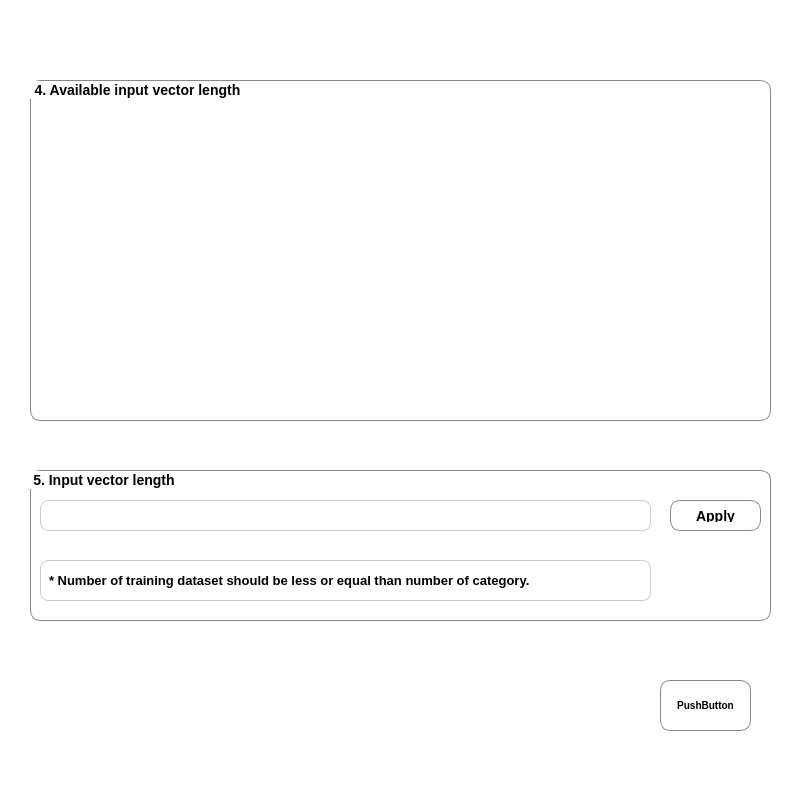
Qt form ui/custom_2.ui (Computer-Architecture-Lab/intellino_simulator_gui) before a commit.
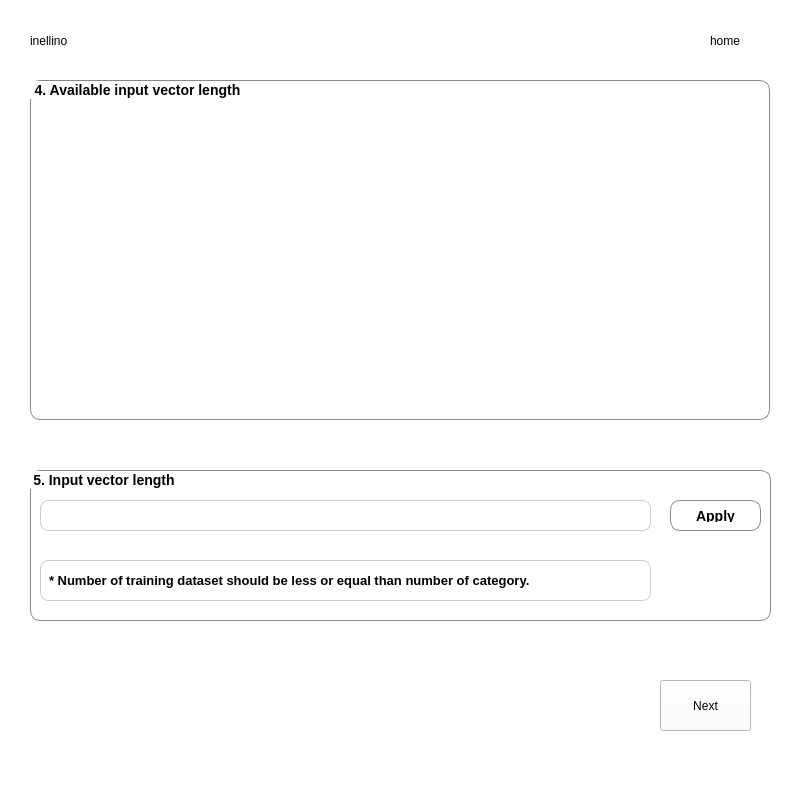
The same form after that commit.

Commit message: gitignore 추가

```diff
--- a/ui/custom_2.ui
+++ b/ui/custom_2.ui
@@ -21,8 +21,8 @@
     <rect>
      <x>30</x>
      <y>80</y>
-     <width>741</width>
-     <height>341</height>
+     <width>740</width>
+     <height>340</height>
     </rect>
    </property>
    <property name="styleSheet">
@@ -137,14 +137,36 @@
     </rect>
    </property>
    <property name="styleSheet">
-    <string notr="true">font-weight: bold;
-                font-size: 10px;
-                border: 1px solid #888;
-                border-radius: 10px;
-                padding: 8px</string>
+    <string notr="true"/>
    </property>
    <property name="text">
-    <string>PushButton</string>
+    <string>Next</string>
+   </property>
+  </widget>
+  <widget class="QLabel" name="label_2">
+   <property name="geometry">
+    <rect>
+     <x>30</x>
+     <y>20</y>
+     <width>101</width>
+     <height>41</height>
+    </rect>
+   </property>
+   <property name="text">
+    <string>inellino</string>
+   </property>
+  </widget>
+  <widget class="QLabel" name="label_3">
+   <property name="geometry">
+    <rect>
+     <x>710</x>
+     <y>20</y>
+     <width>51</width>
+     <height>41</height>
+    </rect>
+   </property>
+   <property name="text">
+    <string>home</string>
    </property>
   </widget>
  </widget>
```
The commit also changes 1 other file.
